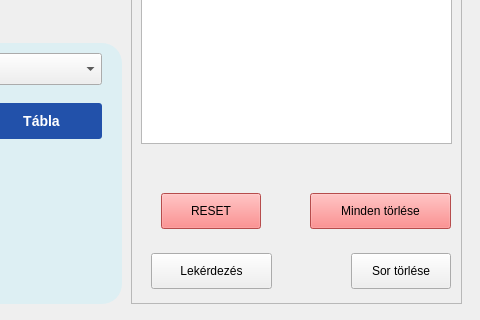
Old version of the form koltsegvetes.ui in the repository katsa00781/HomeApp; both pictures show x 619 to 1099 and y 377 to 697 of the 1099 by 697 pixel window.
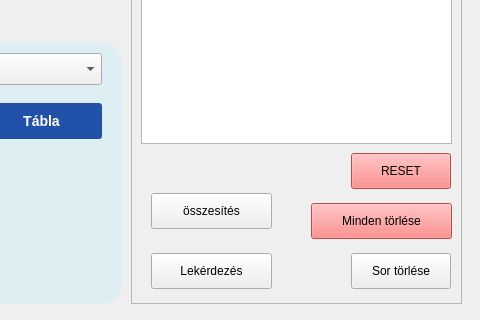
New version of the form.

```diff
--- a/koltsegvetes.ui
+++ b/koltsegvetes.ui
@@ -383,8 +383,8 @@
    <widget class="QPushButton" name="resetButton">
     <property name="geometry">
      <rect>
-      <x>30</x>
-      <y>500</y>
+      <x>220</x>
+      <y>460</y>
       <width>100</width>
       <height>36</height>
      </rect>
@@ -399,8 +399,8 @@
    <widget class="QPushButton" name="delete_allButton">
     <property name="geometry">
      <rect>
-      <x>179</x>
-      <y>500</y>
+      <x>180</x>
+      <y>510</y>
       <width>141</width>
       <height>36</height>
      </rect>
@@ -412,6 +412,19 @@
      <string>Minden törlése</string>
     </property>
    </widget>
+   <widget class="QPushButton" name="sumButton">
+    <property name="geometry">
+     <rect>
+      <x>20</x>
+      <y>500</y>
+      <width>121</width>
+      <height>36</height>
+     </rect>
+    </property>
+    <property name="text">
+     <string>összesítés</string>
+    </property>
+   </widget>
   </widget>
   <widget class="QFrame" name="frame_10">
    <property name="geometry">
```
Left out of the diff: 18 changed lines with no effect on the pictures.
